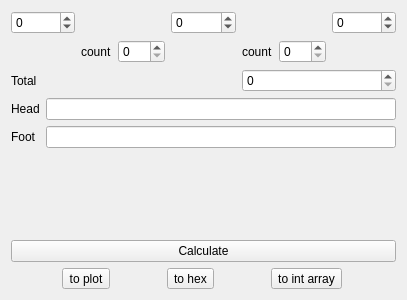
Before: the Qt Designer form src/form/FormPlotCorrection/fitting/formfittingself.ui in MRsoymilk/MySerial, drawn with Qt 5.
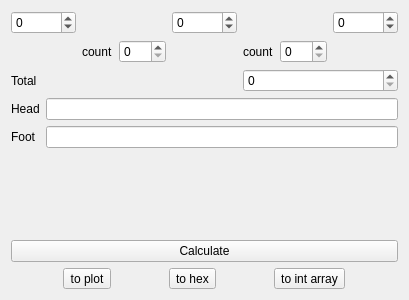
After: the same form once the commit is applied.

```diff
--- a/src/form/FormPlotCorrection/fitting/formfittingself.ui
+++ b/src/form/FormPlotCorrection/fitting/formfittingself.ui
@@ -17,10 +17,10 @@
    <item row="0" column="0">
     <widget class="QSpinBox" name="spinBoxStart">
      <property name="minimum">
-      <number>-9999</number>
+      <number>-99999</number>
      </property>
      <property name="maximum">
-      <number>9999</number>
+      <number>99999</number>
      </property>
     </widget>
    </item>
@@ -52,10 +52,10 @@
    <item row="0" column="2">
     <widget class="QSpinBox" name="spinBoxMiddle">
      <property name="minimum">
-      <number>-9999</number>
+      <number>-99999</number>
      </property>
      <property name="maximum">
-      <number>9999</number>
+      <number>99999</number>
      </property>
     </widget>
    </item>
@@ -83,10 +83,10 @@
    <item row="0" column="4">
     <widget class="QSpinBox" name="spinBoxEnd">
      <property name="minimum">
-      <number>-9999</number>
+      <number>-99999</number>
      </property>
      <property name="maximum">
-      <number>9999</number>
+      <number>99999</number>
      </property>
     </widget>
    </item>
```
